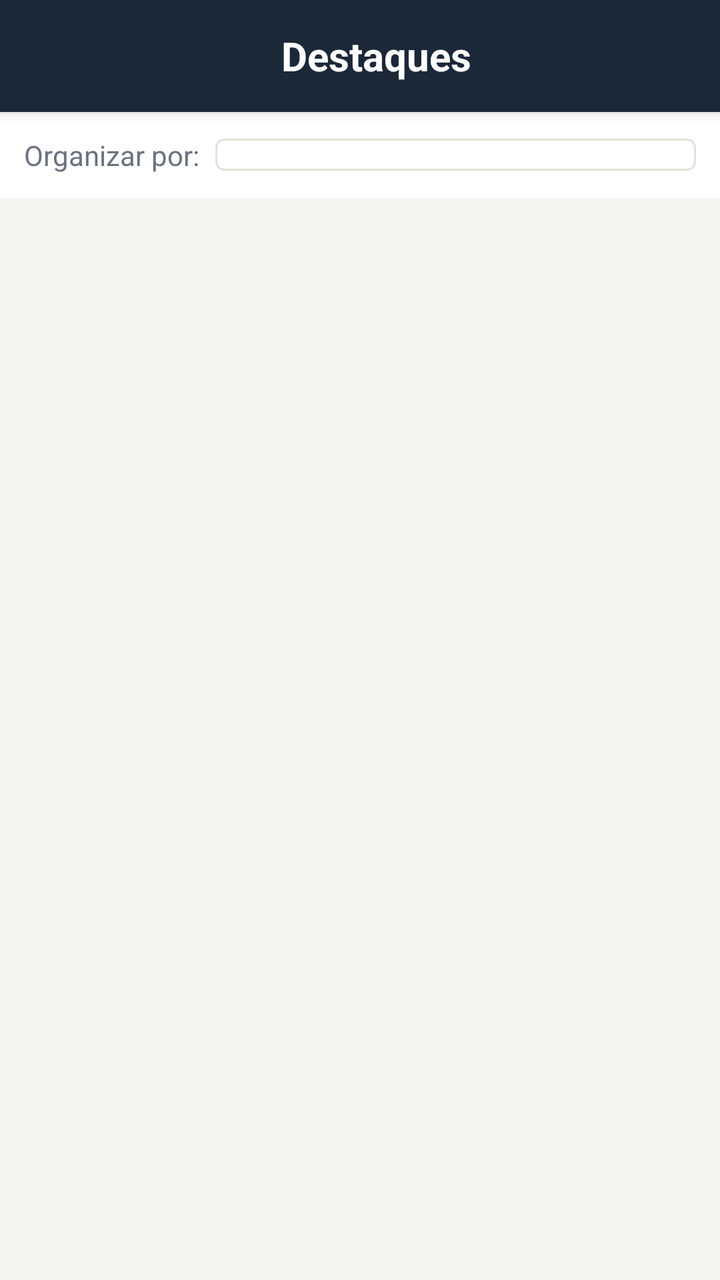
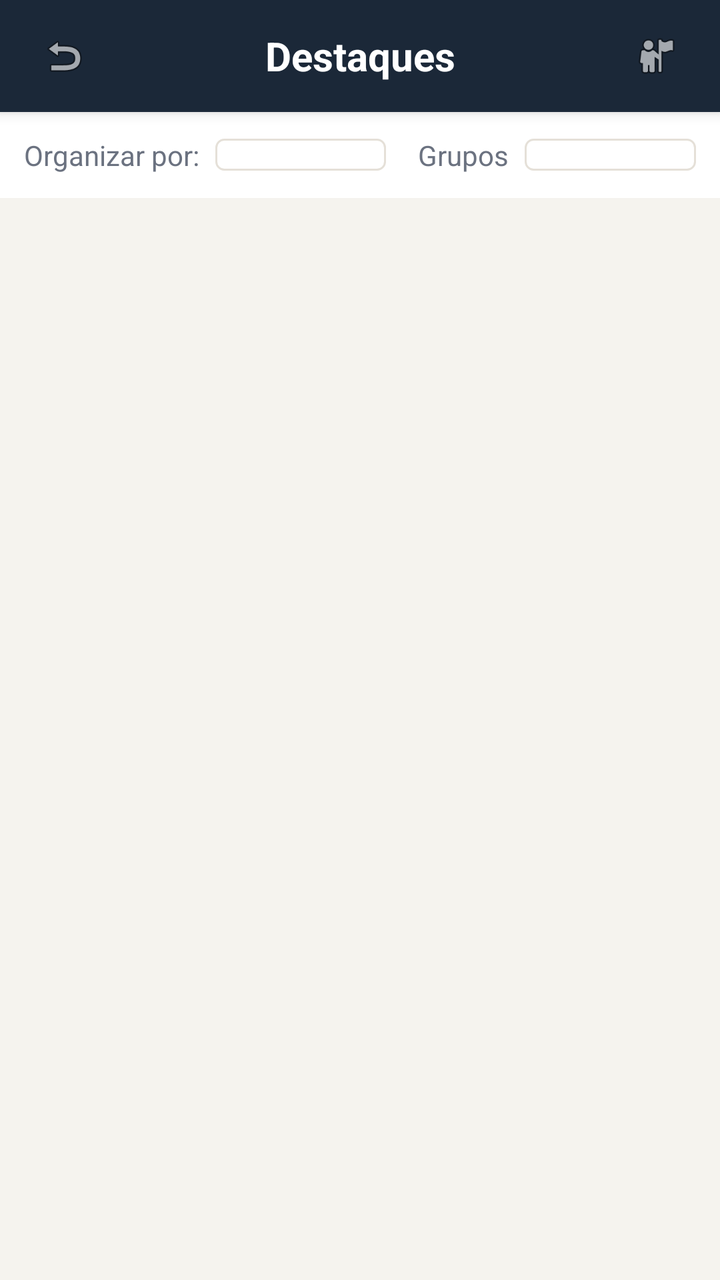

Two renders of the same Android screen: before a commit and after it. Below are the layout's source before the change and the commit's diff.
<!-- AndroidManifest.xml: application theme Theme.Biblia -->
<!-- res/layout/activity_highlights.xml -->
<?xml version="1.0" encoding="utf-8"?>
<LinearLayout xmlns:android="http://schemas.android.com/apk/res/android"
    android:layout_width="match_parent"
    android:layout_height="match_parent"
    android:orientation="vertical"
    android:background="@color/background">

    <Toolbar
        android:id="@+id/toolbar"
        android:layout_width="match_parent"
        android:layout_height="wrap_content"
        android:minHeight="?android:attr/actionBarSize"
        android:background="@color/primary"
        android:elevation="4dp">

        <TextView
            android:layout_width="match_parent"
            android:layout_height="wrap_content"
            android:text="@string/title_highlights"
            android:textSize="20sp"
            android:textColor="@android:color/white"
            android:textStyle="bold"
            android:gravity="center" />

    </Toolbar>

    <LinearLayout
        android:layout_width="match_parent"
        android:layout_height="wrap_content"
        android:orientation="horizontal"
        android:padding="12dp"
        android:background="@color/surface"
        android:gravity="center_vertical">

        <TextView
            android:layout_width="wrap_content"
            android:layout_height="wrap_content"
            android:text="@string/organize_by"
            android:textSize="14sp"
            android:textColor="@color/text_secondary"
            android:layout_marginEnd="8dp" />

        <Spinner
            android:id="@+id/sortSpinner"
            android:layout_width="0dp"
            android:layout_height="wrap_content"
            android:layout_weight="1"
            android:background="@drawable/spinner_background" />

    </LinearLayout>

    <ListView
        android:id="@+id/highlightsList"
        android:layout_width="match_parent"
        android:layout_height="0dp"
        android:layout_weight="1"
        android:divider="@null"
        android:dividerHeight="0dp"
        android:clipToPadding="false"
        android:paddingTop="8dp"
        android:paddingBottom="8dp" />

    <TextView
        android:id="@+id/emptyView"
        android:layout_width="match_parent"
        android:layout_height="0dp"
        android:layout_weight="1"
        android:gravity="center"
        android:text="@string/no_highlights"
        android:textSize="18sp"
        android:textColor="@color/text_secondary"
        android:visibility="gone" />

</LinearLayout>
<!-- resources referenced by this layout -->
<resources>
  <color name="background">#F5F3EE</color>
  <color name="primary">#1B2838</color>
  <color name="surface">#FFFFFF</color>
  <color name="text_secondary">#6B7280</color>
  <!-- drawable spinner_background (drawable) -->
  <?xml version="1.0" encoding="utf-8"?>
  <shape xmlns:android="http://schemas.android.com/apk/res/android">
      <solid android:color="@color/surface" />
      <stroke android:width="1dp" android:color="@color/divider" />
      <corners android:radius="4dp" />
      <padding android:left="12dp" android:top="8dp" android:right="32dp" android:bottom="8dp" />
  </shape>
  <string name="no_highlights">Nenhum destaque ainda</string>
  <string name="organize_by">Organizar por:</string>
  <string name="title_highlights">Destaques</string>
  <style name="Theme.Biblia" parent="android:Theme.Material.Light.NoActionBar">
          <item name="android:colorPrimary">@color/primary</item>
          <item name="android:colorPrimaryDark">@color/primary_dark</item>
          <item name="android:colorAccent">@color/accent</item>
          <item name="android:statusBarColor">@color/statusbar_light</item>
          <item name="android:navigationBarColor">@color/primary_dark</item>
          <item name="android:windowBackground">@color/background</item>
          <item name="android:textColorPrimary">@color/text_primary</item>
          <item name="android:textColorSecondary">@color/text_secondary</item>
      </style>
  <color name="divider">#E5E0D8</color>
  <color name="primary_dark">#0F1722</color>
  <color name="accent">#C9A84C</color>
  <color name="statusbar_light">#0F1722</color>
  <color name="text_primary">#1A1A2E</color>
</resources>

<!-- the commit's change to res/layout/activity_highlights.xml (unified diff, before → after) -->
@@ -11,16 +11,45 @@
         android:layout_height="wrap_content"
         android:minHeight="?android:attr/actionBarSize"
         android:background="@color/primary"
-        android:elevation="4dp">
+        android:elevation="4dp"
+        android:paddingStart="8dp"
+        android:paddingEnd="8dp">
 
-        <TextView
+        <LinearLayout
             android:layout_width="match_parent"
             android:layout_height="wrap_content"
-            android:text="@string/title_highlights"
-            android:textSize="20sp"
-            android:textColor="@android:color/white"
-            android:textStyle="bold"
-            android:gravity="center" />
+            android:orientation="horizontal"
+            android:gravity="center_vertical">
+
+            <ImageView
+                android:id="@+id/btnBack"
+                android:layout_width="32dp"
+                android:layout_height="32dp"
+                android:src="@android:drawable/ic_menu_revert"
+                android:contentDescription="@string/btn_back"
+                android:padding="4dp"
+                android:background="?android:attr/selectableItemBackgroundBorderless" />
+
+            <TextView
+                android:layout_width="0dp"
+                android:layout_height="wrap_content"
+                android:layout_weight="1"
+                android:text="@string/title_highlights"
+                android:textSize="20sp"
+                android:textColor="@android:color/white"
+                android:textStyle="bold"
+                android:gravity="center" />
+
+            <ImageView
+                android:id="@+id/btnHome"
+                android:layout_width="32dp"
+                android:layout_height="32dp"
+                android:src="@android:drawable/ic_menu_myplaces"
+                android:contentDescription="@string/btn_home"
+                android:padding="4dp"
+                android:background="?android:attr/selectableItemBackgroundBorderless" />
+
+        </LinearLayout>
 
     </Toolbar>
 
@@ -42,6 +71,22 @@
 
         <Spinner
             android:id="@+id/sortSpinner"
+            android:layout_width="0dp"
+            android:layout_height="wrap_content"
+            android:layout_weight="1"
+            android:background="@drawable/spinner_background" />
+
+        <TextView
+            android:layout_width="wrap_content"
+            android:layout_height="wrap_content"
+            android:text="@string/groups"
+            android:textSize="14sp"
+            android:textColor="@color/text_secondary"
+            android:layout_marginStart="16dp"
+            android:layout_marginEnd="8dp" />
+
+        <Spinner
+            android:id="@+id/groupSpinner"
             android:layout_width="0dp"
             android:layout_height="wrap_content"
             android:layout_weight="1"
<!-- resource entries referenced after the edit -->
@@ -12,6 +12,9 @@
       <corners android:radius="4dp" />
       <padding android:left="12dp" android:top="8dp" android:right="32dp" android:bottom="8dp" />
   </shape>
+  <string name="btn_back">Voltar</string>
+  <string name="btn_home">Início</string>
+  <string name="groups">Grupos</string>
   <string name="no_highlights">Nenhum destaque ainda</string>
   <string name="organize_by">Organizar por:</string>
   <string name="title_highlights">Destaques</string>
